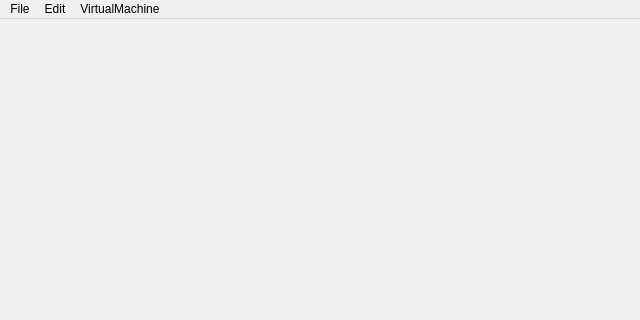
Above: build_unix/mainwindow.ui from jpd002/Play- before the change; both pictures show x 0 to 640 and y 0 to 320 of the 640 by 512 pixel window. Below: the same form after it.
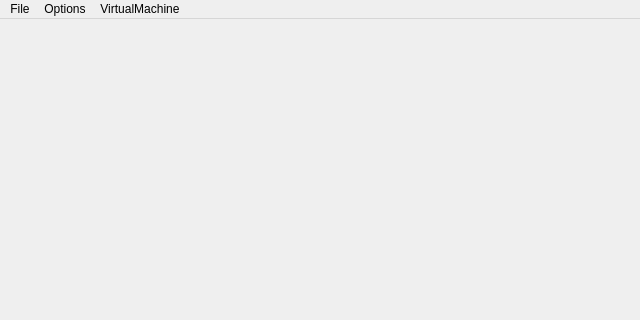
That is the form after the change. Icons and pictures are not drawn.

Commit message: linux: renamed and removed menuitems

What changed in the file:
```diff
--- a/build_unix/mainwindow.ui
+++ b/build_unix/mainwindow.ui
@@ -54,7 +54,7 @@
    </widget>
    <widget class="QMenu" name="menuEdit">
     <property name="title">
-     <string>Edit</string>
+     <string>Options</string>
     </property>
     <addaction name="actionSettings"/>
    </widget>
```
Left out of the diff: 19 changed lines with no effect on the pictures. The commit also changes 2 other files.
